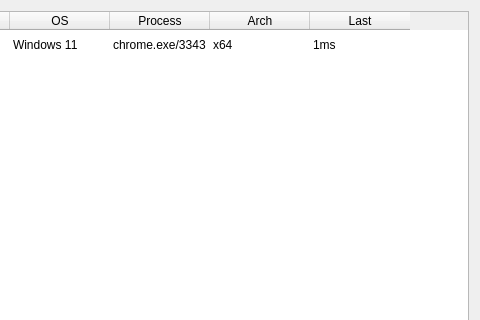
Above: Command-Control-Exfiltration-&-Persistance/Havoc/Client/Data/UIs/SessionTable.ui from ryanmrestivo/red-team before the change; both pictures show x 602 to 1082 and y 0 to 320 of the 1082 by 632 pixel window. Below: the same form after it.
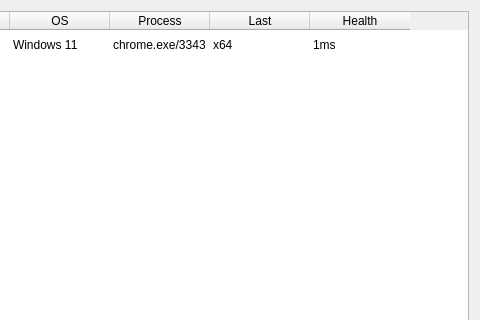
That is the form after the change.

Patch:
```diff
--- a/Command-Control-Exfiltration-&-Persistance/Havoc/Client/Data/UIs/SessionTable.ui
+++ b/Command-Control-Exfiltration-&-Persistance/Havoc/Client/Data/UIs/SessionTable.ui
@@ -87,12 +87,12 @@
      </column>
      <column>
       <property name="text">
-       <string>Arch</string>
+       <string>Last</string>
       </property>
      </column>
      <column>
       <property name="text">
-       <string>Last</string>
+       <string>Health</string>
       </property>
      </column>
      <item row="0" column="0">
```
